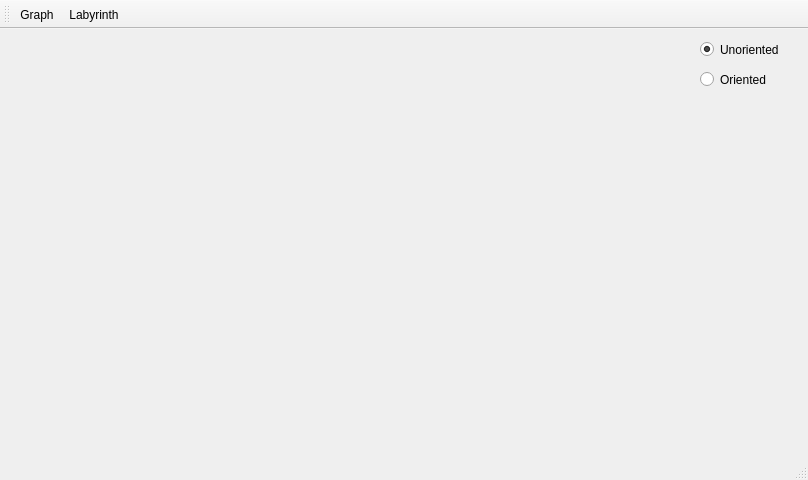
This is GraphFramework/MainWindow/mainwindow.ui in AntonioVisan/graph-framework as Qt 5 draws it before an edit. The edited form follows.
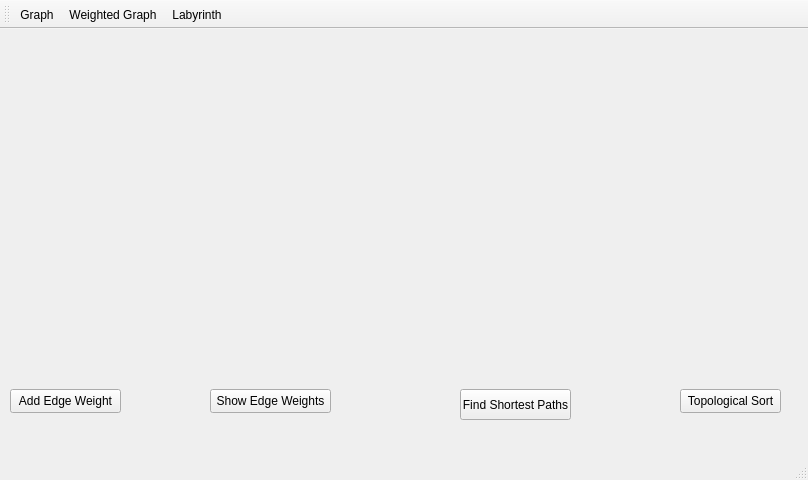
This is the edited form. The open tabs and pages were chosen to show the change.

Commit message: feat(main-window): integrate weighted graph functionality

Patch:
```diff
--- a/GraphFramework/MainWindow/mainwindow.ui
+++ b/GraphFramework/MainWindow/mainwindow.ui
@@ -147,6 +147,60 @@
       </property>
      </widget>
     </widget>
+    <widget class="QWidget" name="weightedGraphPage">
+     <widget class="QPushButton" name="addEdgeWeightButton">
+      <property name="geometry">
+       <rect>
+        <x>10</x>
+        <y>360</y>
+        <width>111</width>
+        <height>24</height>
+       </rect>
+      </property>
+      <property name="text">
+       <string>Add Edge Weight</string>
+      </property>
+     </widget>
+     <widget class="QPushButton" name="showEdgeWeightsButton">
+      <property name="geometry">
+       <rect>
+        <x>210</x>
+        <y>360</y>
+        <width>121</width>
+        <height>24</height>
+       </rect>
+      </property>
+      <property name="text">
+       <string>Show Edge Weights</string>
+      </property>
+     </widget>
+     <widget class="QPushButton" name="findShortestPathsButton">
+      <property name="geometry">
+       <rect>
+        <x>460</x>
+        <y>360</y>
+        <width>111</width>
+        <height>31</height>
+       </rect>
+      </property>
+      <property name="text">
+       <string>Find Shortest Paths</string>
+      </property>
+     </widget>
+     <widget class="QPushButton" name="topologicalSortButton">
+      <property name="geometry">
+       <rect>
+        <x>680</x>
+        <y>360</y>
+        <width>101</width>
+        <height>24</height>
+       </rect>
+      </property>
+      <property name="text">
+       <string>Topological Sort</string>
+      </property>
+     </widget>
+    </widget>
    </widget>
   </widget>
   <widget class="QMenuBar" name="menubar">
@@ -170,6 +224,7 @@
     <bool>false</bool>
    </attribute>
    <addaction name="actionGraph"/>
+   <addaction name="actionWeighted_Graph"/>
    <addaction name="actionLabyrinth"/>
   </widget>
   <widget class="QStatusBar" name="statusbar"/>
@@ -189,6 +244,14 @@
     <enum>QAction::MenuRole::NoRole</enum>
    </property>
   </action>
+  <action name="actionWeighted_Graph">
+   <property name="text">
+    <string>Weighted Graph</string>
+   </property>
+   <property name="menuRole">
+    <enum>QAction::MenuRole::NoRole</enum>
+   </property>
+  </action>
  </widget>
  <resources/>
  <connections/>
```
The commit also changes 3 other files.
